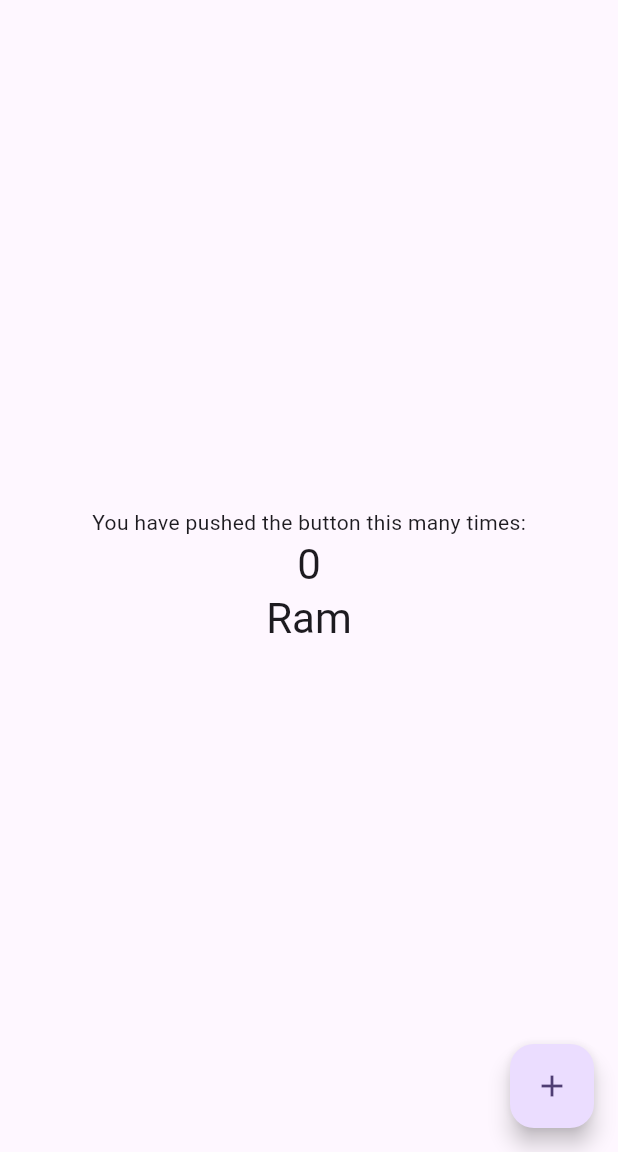
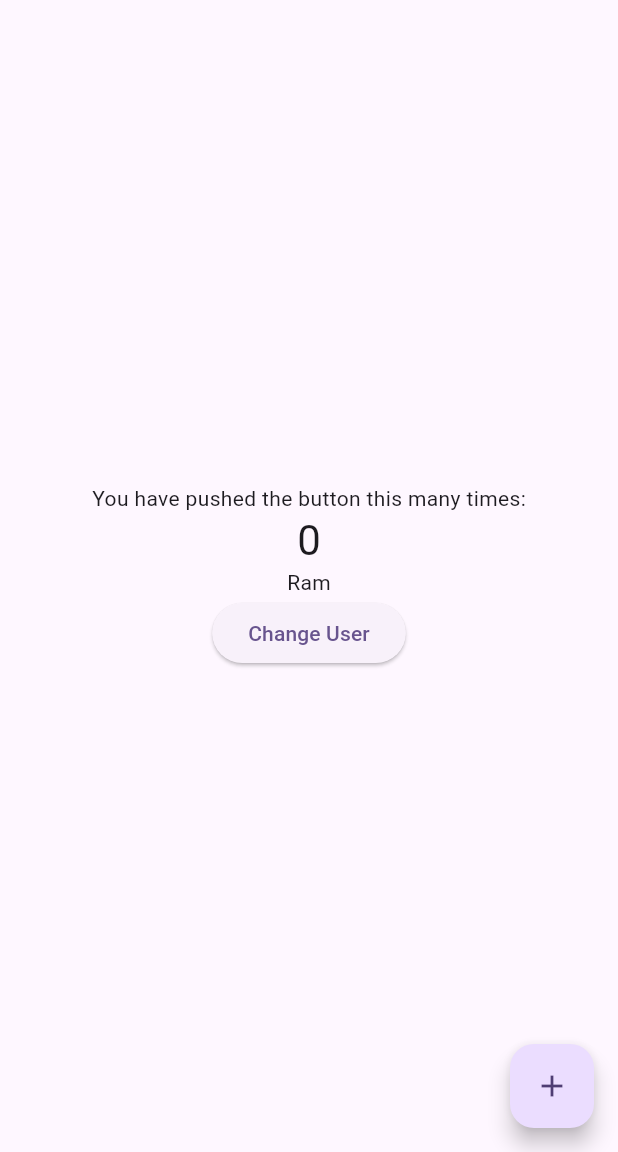
Before and after one commit to sudishk/BlocTutorial, a Flutter app: the screen it shows after launch, on a phone screen of 412 x 824 dp, the part 84-1236 px from its top. Run offline on Flutter 3.47's test engine with Material 3 defaults, Android fonts, the phone set to English and light mode, and no system bars; our stand-ins replace flutter_bloc.

Commit message:
code written while creating video

```diff
--- a/lib/main.dart
+++ b/lib/main.dart
@@ -1,6 +1,6 @@
 import 'package:block_app/user_bloc.dart';
 import 'package:block_app/user_events.dart';
-import 'package:block_app/users_state.dart';
+import 'package:block_app/user_state.dart';
 import 'package:flutter/material.dart';
 import 'package:flutter_bloc/flutter_bloc.dart';
 
@@ -17,16 +17,39 @@ class MyApp extends StatelessWidget {
     return MaterialApp(
       title: 'Flutter Demo',
       theme: ThemeData(
-
+        // This is the theme of your application.
+        //
+        // TRY THIS: Try running your application with "flutter run". You'll see
+        // the application has a purple toolbar. Then, without quitting the app,
+        // try changing the seedColor in the colorScheme below to Colors.green
+        // and then invoke "hot reload" (save your changes or press the "hot
+        // reload" button in a Flutter-supported IDE, or press "r" if you used
+        // the command line to start the app).
+        //
+        // Notice that the counter didn't reset back to zero; the application
+        // state is not lost during the reload. To reset the state, use hot
+        // restart instead.
+        //
+        // This works for code too, not just values: Most code changes can be
+        // tested with just a hot reload.
         colorScheme: ColorScheme.fromSeed(seedColor: Colors.deepPurple),
       ),
-      home:BlocProvider(create: (context) =>  UserBloc(),child:  MyHomePage(title: 'Flutter Demo Home Page'),),
+      home: BlocProvider(create: (context) => UserBloc(),child: const MyHomePage(title: 'Flutter Demo Home Page'),),
     );
   }
 }
 
 class MyHomePage extends StatefulWidget {
   const MyHomePage({super.key, required this.title});
+
+  // This widget is the home page of your application. It is stateful, meaning
+  // that it has a State object (defined below) that contains fields that affect
+  // how it looks.
+
+  // This class is the configuration for the state. It holds the values (in this
+  // case the title) provided by the parent (in this case the App widget) and
+  // used by the build method of the State. Fields in a Widget subclass are
+  // always marked "final".
 
   final String title;
 
@@ -39,14 +62,23 @@ class _MyHomePageState extends State<MyHomePage> {
 
   void _incrementCounter() {
     setState(() {
-
+      // This call to setState tells the Flutter framework that something has
+      // changed in this State, which causes it to rerun the build method below
+      // so that the display can reflect the updated values. If we changed
+      // _counter without calling setState(), then the build method would not be
+      // called again, and so nothing would appear to happen.
       _counter++;
     });
   }
 
   @override
-  Widget build(BuildContext context) {
-
+  Widget build(BuildContext con) {
+    // This method is rerun every time setState is called, for instance as done
+    // by the _incrementCounter method above.
+    //
+    // The Flutter framework has been optimized to make rerunning build methods
+    // fast, so that you can just rebuild anything that needs updating rather
+    // than having to individually change instances of widgets.
     return Scaffold(
       appBar: AppBar(
         // TRY THIS: Try changing the color here to a specific color (to
@@ -81,21 +113,21 @@ class _MyHomePageState extends State<MyHomePage> {
               '$_counter',
               style: Theme.of(context).textTheme.headlineMedium,
             ),
-            BlocBuilder<UserBloc, UsersState>(builder: (context, state) =>  Text(
-              '${state.name}',
-              style: Theme.of(context).textTheme.headlineMedium,
-            ),)
 
+            BlocBuilder<UserBloc, UserState>(builder: (context, state) => Text(state.name),),
+
+            ElevatedButton(onPressed: () {
+              context.read<UserBloc>().add(ChangeUserEvent());
+            }, child: Text("Change User"))
           ],
         ),
       ),
       floatingActionButton: FloatingActionButton(
-        onPressed: () {
-          context.read<UserBloc>().add( NextUserEvent());
-        },
+        onPressed: _incrementCounter,
         tooltip: 'Increment',
         child: const Icon(Icons.add),
       ), // This trailing comma makes auto-formatting nicer for build methods.
     );
   }
+//   https://github.com/sudishk/BlocTutorial
 }
--- a/lib/user_bloc.dart
+++ b/lib/user_bloc.dart
@@ -1,16 +1,16 @@
 import 'package:block_app/user_events.dart';
-import 'package:block_app/users_state.dart';
+import 'package:block_app/user_state.dart';
 import 'package:flutter_bloc/flutter_bloc.dart';
 
-class UserBloc extends Bloc<UserEvents, UsersState> {
-  UserBloc() : super(UsersState("Ram")) {
-
-    on<NextUserEvent>((event, emit) {
-      emit(UsersState("Mohan"));
+class UserBloc extends Bloc<UserEvent, UserState>{
+  UserBloc(): super(UserState(name: "Ram")){
+    on<ChangeUserEvent>((event, emit) {
+      emit(UserState(name: "New User Mohan"));
     },);
 
-    on<PrevUserEvent>((event, emit) {
-      emit(UsersState("Sohan"));
+    on<ChangeUserEvent>((event, emit) {
+      emit(UserState(name: "New User Mohan"));
     },);
   }
+
 }
--- a/lib/user_events.dart
+++ b/lib/user_events.dart
@@ -1,5 +1,7 @@
-abstract class UserEvents {}
+abstract class UserEvent{
 
-class NextUserEvent extends UserEvents {}
+}
 
-class PrevUserEvent extends UserEvents {}
+class ChangeUserEvent extends UserEvent{
+
+}
--- /dev/null
+++ b/lib/user_state.dart
@@ -0,0 +1,4 @@
+class UserState{
+  final String name;
+  UserState({required this.name});
+}
--- a/lib/users_state.dart
+++ /dev/null
@@ -1,4 +0,0 @@
-class UsersState {
-  final String name;
-  UsersState(this.name);
-}
--- a/pubspec.yaml
+++ b/pubspec.yaml
@@ -35,6 +35,7 @@ dependencies:
   # Use with the CupertinoIcons class for iOS style icons.
   cupertino_icons: ^1.0.8
   flutter_bloc: ^9.1.0
+
 
 dev_dependencies:
   flutter_test:
```
